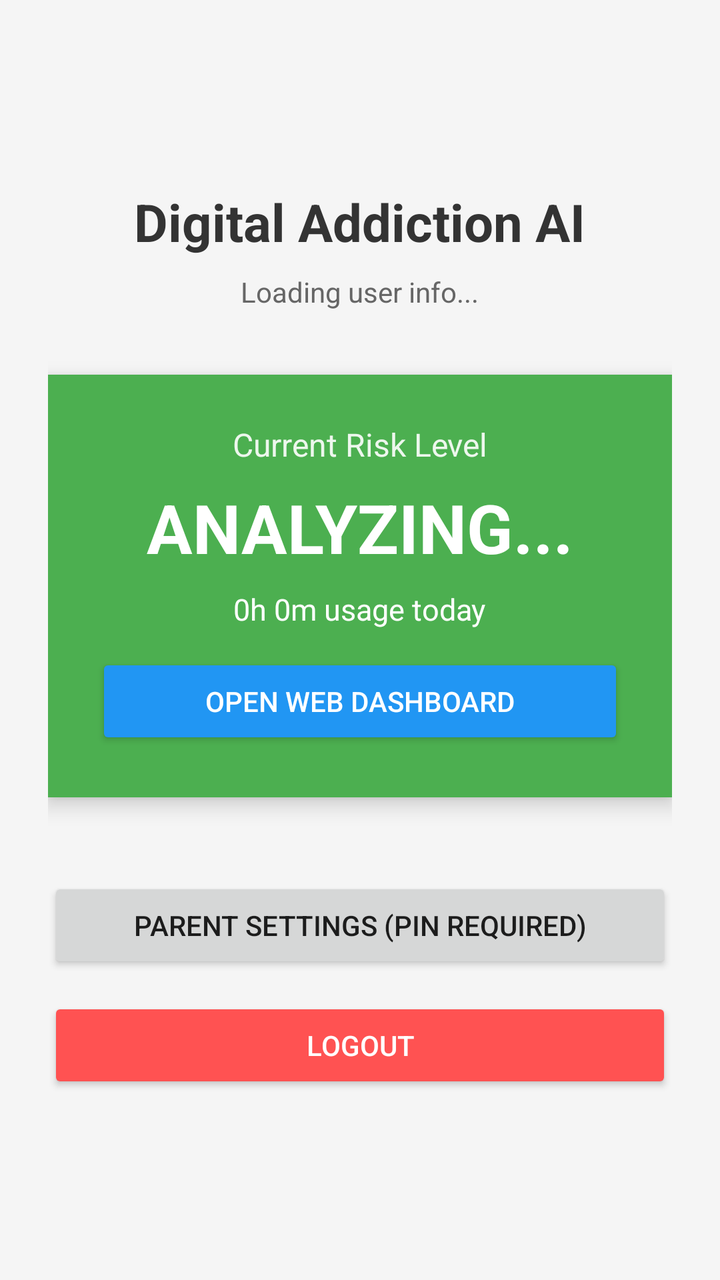
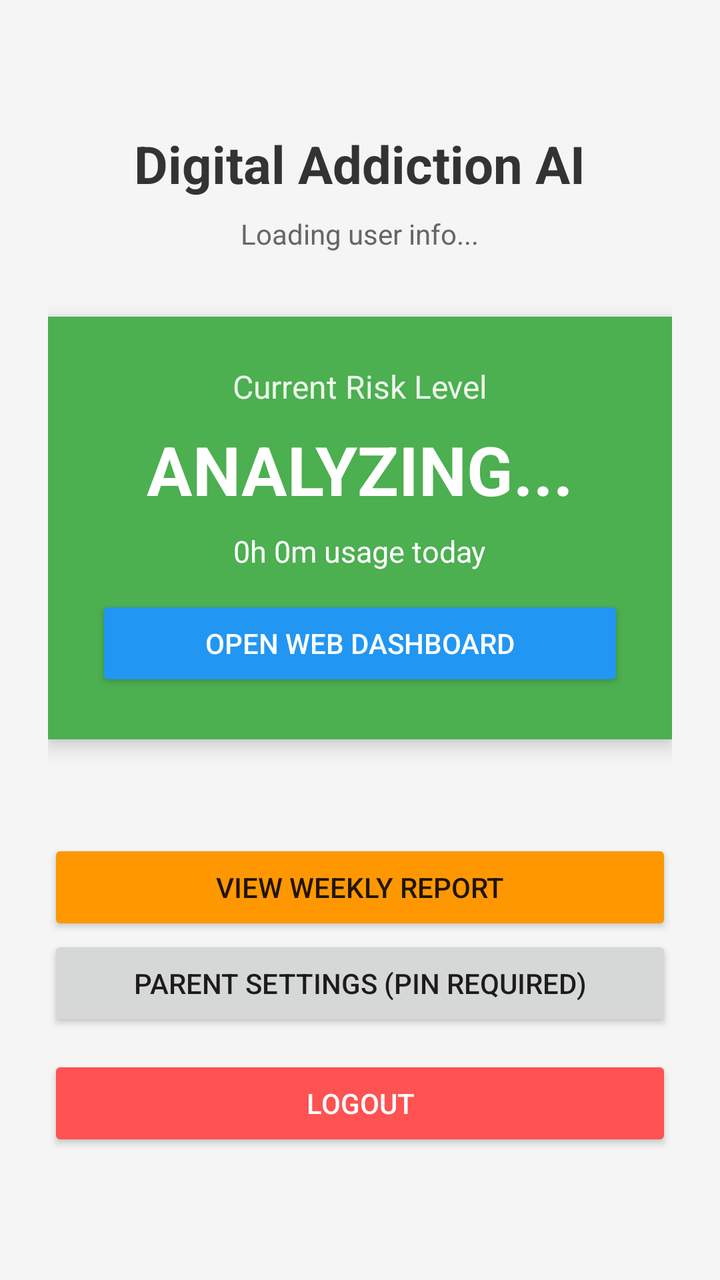

Two renders of the same Android screen: before a commit and after it. Below are the layout's source before the change and the commit's diff.
<!-- AndroidManifest.xml: application theme Theme.AppCompat.Light.NoActionBar -->
<!-- res/layout/activity_main.xml -->
<?xml version="1.0" encoding="utf-8"?>
<LinearLayout xmlns:android="http://schemas.android.com/apk/res/android"
    android:orientation="vertical"
    android:gravity="center"
    android:layout_width="match_parent"
    android:layout_height="match_parent"
    android:padding="24dp"
    android:background="#F5F5F5">

    
    <TextView
        android:text="Digital Addiction AI"
        android:textSize="26sp"
        android:textStyle="bold"
        android:textColor="#333333"
        android:layout_marginBottom="8dp"
        android:layout_width="wrap_content"
        android:layout_height="wrap_content"/>

    
    <TextView
        android:id="@+id/tvUserEmail"
        android:text="Loading user info..."
        android:textSize="14sp"
        android:textColor="#666666"
        android:layout_marginBottom="32dp"
        android:layout_width="wrap_content"
        android:layout_height="wrap_content"/>

    
    
    <LinearLayout
        android:id="@+id/layoutRisk"
        android:orientation="vertical"
        android:gravity="center"
        android:background="#4CAF50"
        android:padding="24dp"
        android:elevation="6dp"
        android:layout_width="match_parent"
        android:layout_height="wrap_content"
        android:layout_marginBottom="40dp">

        <TextView
            android:text="Current Risk Level"
            android:textColor="#FFFFFF"
            android:textSize="16sp"
            android:alpha="0.9"
            android:layout_width="wrap_content"
            android:layout_height="wrap_content"/>

        <TextView
            android:id="@+id/tvRiskLevel"
            android:text="ANALYZING..."
            android:textColor="#FFFFFF"
            android:textSize="34sp"
            android:textStyle="bold"
            android:layout_marginTop="8dp"
            android:layout_marginBottom="8dp"
            android:layout_width="wrap_content"
            android:layout_height="wrap_content"/>

        <TextView
            android:id="@+id/tvTotalTime"
            android:text="0h 0m usage today"
            android:textColor="#FFFFFF"
            android:textSize="15sp"
            android:layout_width="wrap_content"
            android:layout_height="wrap_content"/>
        
        <Button
            android:id="@+id/btnWebDashboard"
            android:text="Open Web Dashboard"
            android:backgroundTint="#2196F3"
            android:textColor="#FFFFFF"
            android:layout_marginTop="12dp"
            android:layout_width="match_parent"
            android:layout_height="wrap_content"/>
    </LinearLayout>

    
    <Button
        android:id="@+id/btnParentSettings"
        android:text="Parent Settings (PIN Required)"
        android:padding="12dp"
        android:layout_width="match_parent"
        android:layout_height="wrap_content"
        android:layout_marginBottom="12dp"/>

    
    <Button
        android:id="@+id/btnLogout"
        android:text="Logout"
        android:backgroundTint="#FF5252"
        android:textColor="#FFFFFF"
        android:layout_width="match_parent"
        android:layout_height="wrap_content"/>

</LinearLayout>
<!-- resources referenced by this layout -->
<resources>

</resources>

<!-- the commit's change to res/layout/activity_main.xml (unified diff, before → after) -->
@@ -79,6 +79,13 @@
 
     
     <Button
+        android:id="@+id/btnWeeklyReport"
+        android:text="View Weekly Report"
+        android:backgroundTint="#FF9800"
+        android:layout_marginTop="10dp"
+        android:layout_width="match_parent"
+        android:layout_height="wrap_content"/>
+    <Button
         android:id="@+id/btnParentSettings"
         android:text="Parent Settings (PIN Required)"
         android:padding="12dp"
